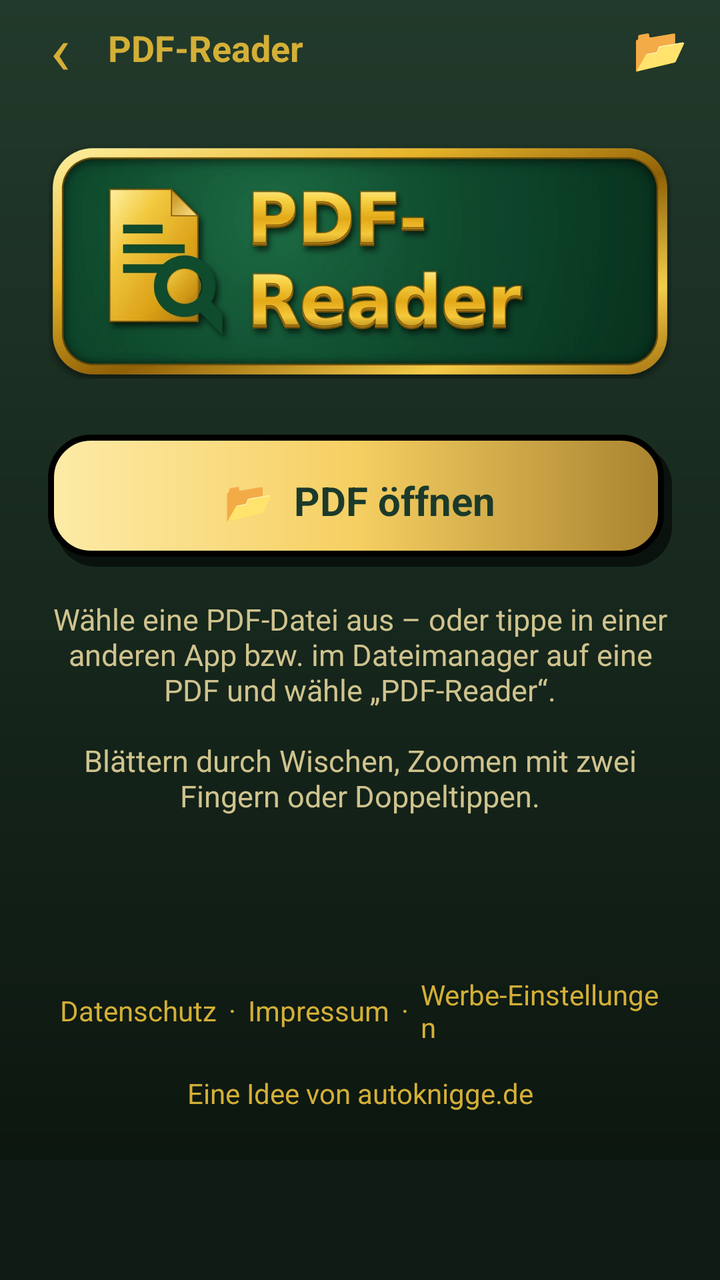
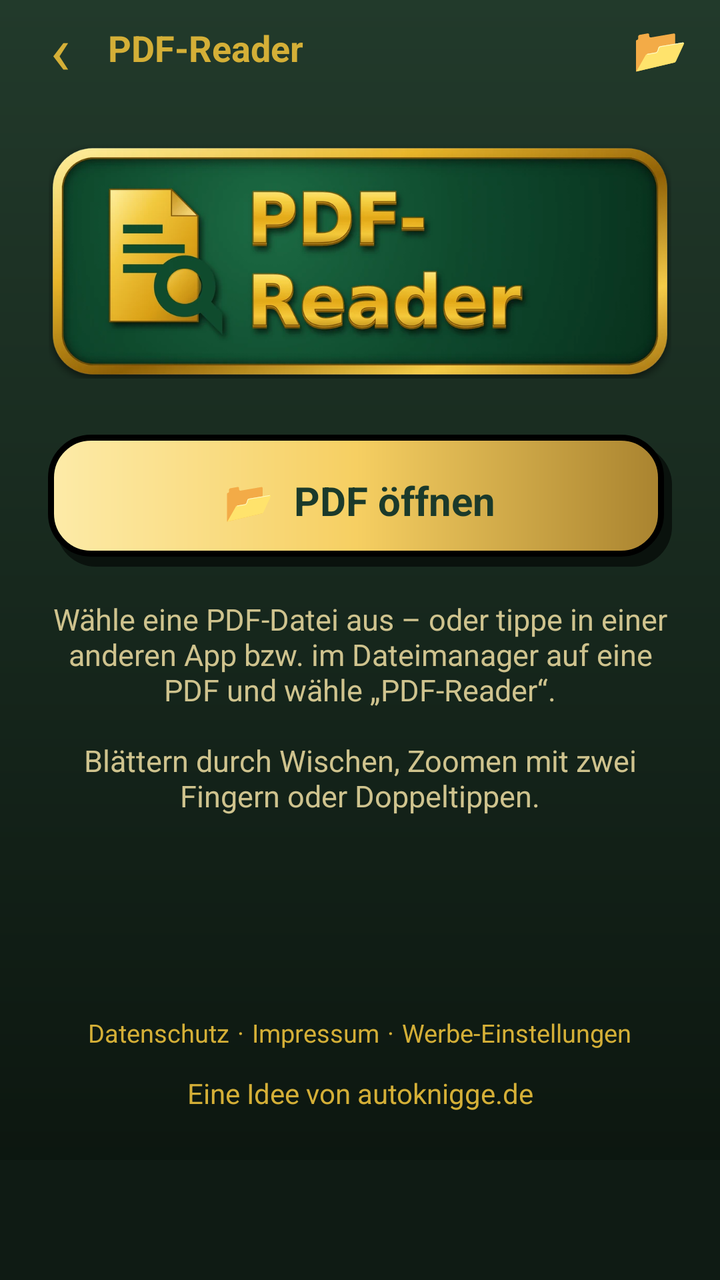

Screens rendered from an Android XML layout before and after an edit, with the pre-edit source and the edit as a unified diff.
<!-- AndroidManifest.xml: application theme Theme.PdfReader -->
<!-- res/layout/activity_reader.xml -->
<?xml version="1.0" encoding="utf-8"?>
<LinearLayout xmlns:android="http://schemas.android.com/apk/res/android"
    android:id="@+id/root"
    android:layout_width="match_parent"
    android:layout_height="match_parent"
    android:background="@drawable/bg_screen"
    android:orientation="vertical">

    <LinearLayout
        android:layout_width="match_parent"
        android:layout_height="wrap_content"
        android:gravity="center_vertical"
        android:orientation="horizontal"
        android:paddingStart="6dp"
        android:paddingEnd="6dp">

        <TextView
            android:id="@+id/btnBack"
            android:layout_width="48dp"
            android:layout_height="48dp"
            android:contentDescription="Zurück"
            android:gravity="center"
            android:text="‹"
            android:textColor="@color/gold"
            android:textSize="34sp" />

        <TextView
            android:id="@+id/tvTitle"
            android:layout_width="0dp"
            android:layout_height="wrap_content"
            android:layout_weight="1"
            android:ellipsize="middle"
            android:maxLines="1"
            android:text="@string/app_name"
            android:textColor="@color/gold"
            android:textSize="18sp"
            android:textStyle="bold" />

        <TextView
            android:id="@+id/btnSpeak"
            android:layout_width="48dp"
            android:layout_height="48dp"
            android:contentDescription="Vorlesen"
            android:gravity="center"
            android:text="🔊"
            android:textSize="22sp"
            android:visibility="gone" />

        <TextView
            android:id="@+id/btnOpen"
            android:layout_width="48dp"
            android:layout_height="48dp"
            android:contentDescription="PDF öffnen"
            android:gravity="center"
            android:text="📂"
            android:textSize="22sp" />
    </LinearLayout>

    <FrameLayout
        android:layout_width="match_parent"
        android:layout_height="0dp"
        android:layout_weight="1">

        <androidx.viewpager2.widget.ViewPager2
            android:id="@+id/pager"
            android:layout_width="match_parent"
            android:layout_height="match_parent"
            android:visibility="gone" />

        <TextView
            android:id="@+id/tvPage"
            android:layout_width="wrap_content"
            android:layout_height="wrap_content"
            android:layout_gravity="bottom|center_horizontal"
            android:layout_marginBottom="16dp"
            android:background="@drawable/bg_pagepill"
            android:paddingStart="16dp"
            android:paddingTop="6dp"
            android:paddingEnd="16dp"
            android:paddingBottom="6dp"
            android:textColor="@color/text_hell"
            android:textSize="14sp"
            android:visibility="gone" />

        <ScrollView
            android:id="@+id/empty"
            android:layout_width="match_parent"
            android:layout_height="match_parent"
            android:fillViewport="true">

            <LinearLayout
                android:layout_width="match_parent"
                android:layout_height="wrap_content"
                android:gravity="center_horizontal"
                android:orientation="vertical"
                android:paddingStart="24dp"
                android:paddingTop="24dp"
                android:paddingEnd="24dp"
                android:paddingBottom="16dp">

                <ImageView
                    android:layout_width="match_parent"
                    android:layout_height="wrap_content"
                    android:adjustViewBounds="true"
                    android:importantForAccessibility="no"
                    android:src="@drawable/header_logo" />

                <LinearLayout
                    android:id="@+id/btnOpenBig"
                    android:layout_width="match_parent"
                    android:layout_height="wrap_content"
                    android:layout_marginTop="28dp"
                    android:background="@drawable/bg_btn_gold"
                    android:clickable="true"
                    android:focusable="true"
                    android:gravity="center"
                    android:minHeight="66dp"
                    android:orientation="horizontal"
                    android:paddingStart="16dp"
                    android:paddingEnd="16dp">

                    <TextView
                        android:layout_width="wrap_content"
                        android:layout_height="wrap_content"
                        android:text="📂  PDF öffnen"
                        android:textColor="@color/auf_gold"
                        android:textSize="20sp"
                        android:textStyle="bold" />
                </LinearLayout>

                <TextView
                    android:layout_width="match_parent"
                    android:layout_height="wrap_content"
                    android:layout_marginTop="16dp"
                    android:gravity="center"
                    android:text="Wähle eine PDF-Datei aus – oder tippe in einer anderen App bzw. im Dateimanager auf eine PDF und wähle „PDF-Reader“.\n\nBlättern durch Wischen, Zoomen mit zwei Fingern oder Doppeltippen."
                    android:textColor="@color/text_gedimmt"
                    android:textSize="15sp" />

                <View
                    android:layout_width="match_parent"
                    android:layout_height="0dp"
                    android:layout_weight="1"
                    android:minHeight="20dp" />

                <LinearLayout
                    android:layout_width="wrap_content"
                    android:layout_height="wrap_content"
                    android:layout_marginTop="20dp"
                    android:gravity="center"
                    android:orientation="horizontal">

                    <TextView
                        android:id="@+id/tvPrivacy"
                        android:layout_width="wrap_content"
                        android:layout_height="wrap_content"
                        android:padding="6dp"
                        android:text="Datenschutz"
                        android:textColor="@color/gold"
                        android:textSize="14sp" />

                    <TextView
                        android:layout_width="wrap_content"
                        android:layout_height="wrap_content"
                        android:text="·"
                        android:textColor="@color/gold" />

                    <TextView
                        android:id="@+id/tvImprint"
                        android:layout_width="wrap_content"
                        android:layout_height="wrap_content"
                        android:padding="6dp"
                        android:text="Impressum"
                        android:textColor="@color/gold"
                        android:textSize="14sp" />

                    <TextView
                        android:layout_width="wrap_content"
                        android:layout_height="wrap_content"
                        android:text="·"
                        android:textColor="@color/gold" />

                    <TextView
                        android:id="@+id/tvAdSettings"
                        android:layout_width="wrap_content"
                        android:layout_height="wrap_content"
                        android:padding="6dp"
                        android:text="Werbe-Einstellungen"
                        android:textColor="@color/gold"
                        android:textSize="14sp" />
                </LinearLayout>

                <TextView
                    android:id="@+id/tvAbout"
                    android:layout_width="wrap_content"
                    android:layout_height="wrap_content"
                    android:gravity="center"
                    android:padding="8dp"
                    android:text="Eine Idee von autoknigge.de"
                    android:textColor="@color/gold"
                    android:textSize="14sp" />
            </LinearLayout>
        </ScrollView>
    </FrameLayout>

    <LinearLayout
        android:id="@+id/readBar"
        android:layout_width="match_parent"
        android:layout_height="wrap_content"
        android:background="@drawable/bg_box_dark"
        android:gravity="center_vertical"
        android:orientation="horizontal"
        android:paddingStart="12dp"
        android:paddingEnd="8dp"
        android:visibility="gone">

        <TextView
            android:id="@+id/tvReadStatus"
            android:layout_width="0dp"
            android:layout_height="wrap_content"
            android:layout_weight="1"
            android:text="Vorlesen …"
            android:textColor="@color/text_hell"
            android:textSize="14sp" />

        <TextView
            android:id="@+id/btnPlayPause"
            android:layout_width="48dp"
            android:layout_height="48dp"
            android:contentDescription="Pause"
            android:gravity="center"
            android:text="⏸"
            android:textColor="@color/gold"
            android:textSize="22sp" />

        <TextView
            android:id="@+id/btnStopRead"
            android:layout_width="48dp"
            android:layout_height="48dp"
            android:contentDescription="Vorlesen beenden"
            android:gravity="center"
            android:text="⏹"
            android:textColor="@color/gold"
            android:textSize="22sp" />
    </LinearLayout>

    <FrameLayout
        android:id="@+id/adContainer"
        android:layout_width="match_parent"
        android:layout_height="wrap_content"
        android:background="@drawable/bg_ad"
        android:minHeight="60dp" />
</LinearLayout>
<!-- resources referenced by this layout -->
<resources>
  <color name="auf_gold">#1B3A2B</color>
  <color name="gold">#D4AF37</color>
  <color name="text_gedimmt">#CFC38E</color>
  <color name="text_hell">#F8E7A4</color>
  <!-- drawable bg_ad (drawable) -->
  <?xml version="1.0" encoding="utf-8"?>
  <shape xmlns:android="http://schemas.android.com/apk/res/android"
      android:shape="rectangle">
      <solid android:color="@color/tanne_dunkel" />
  </shape>
  <!-- drawable bg_box_dark (drawable) -->
  <?xml version="1.0" encoding="utf-8"?>
  <layer-list xmlns:android="http://schemas.android.com/apk/res/android">
          <item
              android:left="4dp"
              android:top="5dp">
              <shape android:shape="rectangle">
                  <solid android:color="#0A120D" />
                  <corners android:radius="20dp" />
              </shape>
          </item>
          <item
              android:bottom="5dp"
              android:right="4dp">
              <shape android:shape="rectangle">
                  <gradient
                      android:angle="315"
                      android:endColor="#09120C"
                      android:startColor="#22392C" />
                  <stroke
                      android:width="2.5dp"
                      android:color="#C9A648" />
                  <corners android:radius="20dp" />
              </shape>
          </item>
      </layer-list>
  <!-- drawable bg_btn_gold (drawable) -->
  <?xml version="1.0" encoding="utf-8"?>
  <ripple xmlns:android="http://schemas.android.com/apk/res/android"
      android:color="#55FFFFFF">
      <item>
      <layer-list>
          <item
              android:left="4dp"
              android:top="5dp">
              <shape android:shape="rectangle">
                  <solid android:color="#0A120D" />
                  <corners android:radius="20dp" />
              </shape>
          </item>
          <item
              android:bottom="5dp"
              android:right="4dp">
              <shape android:shape="rectangle">
                  <gradient
                      android:angle="0"
                  android:centerColor="#F6CF62"
                      android:endColor="#A9832F"
                      android:startColor="#FDEBA8" />
                  <stroke
                      android:width="3dp"
                      android:color="#000000" />
                  <corners android:radius="20dp" />
              </shape>
          </item>
      </layer-list>
      </item>
  </ripple>
  <!-- drawable bg_pagepill (drawable) -->
  <?xml version="1.0" encoding="utf-8"?>
  <shape xmlns:android="http://schemas.android.com/apk/res/android"
      android:shape="rectangle">
      <solid android:color="#CC0A120D" />
      <stroke android:width="1dp" android:color="#66C9A648" />
      <corners android:radius="20dp" />
  </shape>
  <!-- drawable bg_screen (drawable) -->
  <?xml version="1.0" encoding="utf-8"?>
  <shape xmlns:android="http://schemas.android.com/apk/res/android"
      android:shape="rectangle">
      <gradient
          android:angle="270"
          android:endColor="#0A130D"
          android:startColor="#223A2B" />
  </shape>
  <!-- drawable header_logo: webp bitmap (drawable-nodpi, 30998 bytes) -->
  <string name="app_name">PDF-Reader</string>
  <style name="Theme.PdfReader" parent="Theme.AppCompat.NoActionBar">
          <item name="android:windowBackground">@drawable/bg_screen</item>
          <item name="android:textColor">@color/text_hell</item>
          <item name="colorAccent">@color/gold</item>
          <item name="colorPrimary">@color/tanne</item>
          <item name="colorPrimaryDark">@color/tanne_dunkel</item>
          <item name="android:statusBarColor">@color/tanne</item>
          <item name="android:navigationBarColor">@color/tanne_dunkel</item>
          <item name="android:windowLightStatusBar">false</item>
      </style>
  <color name="tanne_dunkel">#0F1B14</color>
  <color name="tanne">#1A2C20</color>
</resources>

<!-- the commit's change to res/layout/activity_reader.xml (unified diff, before → after) -->
@@ -43,6 +43,17 @@
             android:contentDescription="Vorlesen"
             android:gravity="center"
             android:text="🔊"
+            android:textSize="22sp"
+            android:visibility="gone" />
+
+        <TextView
+            android:id="@+id/btnReadSettings"
+            android:layout_width="44dp"
+            android:layout_height="48dp"
+            android:contentDescription="Vorlese-Einstellungen"
+            android:gravity="center"
+            android:text="⚙"
+            android:textColor="@color/gold"
             android:textSize="22sp"
             android:visibility="gone" />
 
@@ -154,40 +165,42 @@
                         android:id="@+id/tvPrivacy"
                         android:layout_width="wrap_content"
                         android:layout_height="wrap_content"
-                        android:padding="6dp"
+                        android:padding="4dp"
                         android:text="Datenschutz"
                         android:textColor="@color/gold"
-                        android:textSize="14sp" />
+                        android:textSize="12.5sp" />
 
                     <TextView
                         android:layout_width="wrap_content"
                         android:layout_height="wrap_content"
                         android:text="·"
-                        android:textColor="@color/gold" />
+                        android:textColor="@color/gold"
+                        android:textSize="12.5sp" />
 
                     <TextView
                         android:id="@+id/tvImprint"
                         android:layout_width="wrap_content"
                         android:layout_height="wrap_content"
-                        android:padding="6dp"
+                        android:padding="4dp"
                         android:text="Impressum"
                         android:textColor="@color/gold"
-                        android:textSize="14sp" />
+                        android:textSize="12.5sp" />
 
                     <TextView
                         android:layout_width="wrap_content"
                         android:layout_height="wrap_content"
                         android:text="·"
-                        android:textColor="@color/gold" />
+                        android:textColor="@color/gold"
+                        android:textSize="12.5sp" />
 
                     <TextView
                         android:id="@+id/tvAdSettings"
                         android:layout_width="wrap_content"
                         android:layout_height="wrap_content"
-                        android:padding="6dp"
+                        android:padding="4dp"
                         android:text="Werbe-Einstellungen"
                         android:textColor="@color/gold"
-                        android:textSize="14sp" />
+                        android:textSize="12.5sp" />
                 </LinearLayout>
 
                 <TextView
